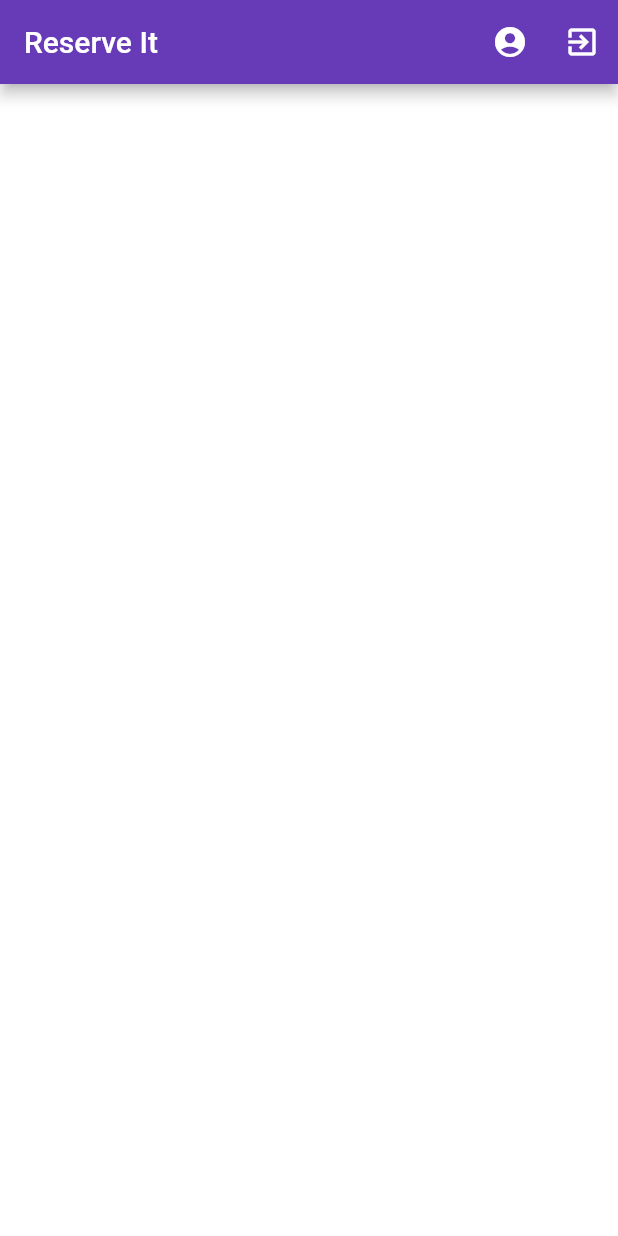
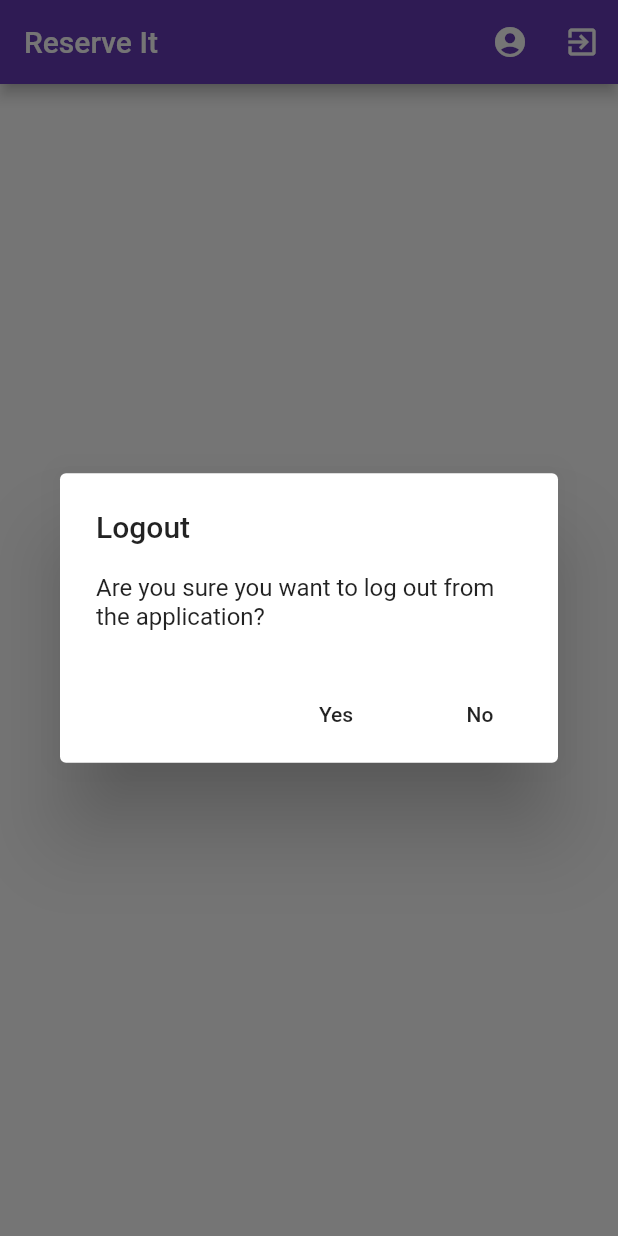
Before and after one commit to sonyaparau/Bachelor-Reserve-It, a Flutter app: the screen it shows once a user with an empty profile is signed in, after a tap on the "exit to app" icon, on a phone screen of 412 x 824 dp. Run offline on Flutter 3.47's test engine with Material 2 defaults, Android fonts, the phone set to English and light mode, and no system bars; our stand-ins replace firebase_auth, google_sign_in; missing offline and left inert: flutter_facebook_login; accounts and stored records are empty.

Commit message:
Logout dialog

```diff
--- a/lib/screens/dashboard.dart
+++ b/lib/screens/dashboard.dart
@@ -11,21 +11,57 @@ class _DashboardPageState extends State<DashboardPage> {
   @override
   Widget build(BuildContext context) {
     return Scaffold(
-      appBar:
-          AppBar(title: Text('Reserve It'), backgroundColor: Colors.deepPurple, actions: <Widget>[
+      appBar: AppBar(
+        title: Text('Reserve It'),
+        backgroundColor: Colors.deepPurple,
+        actions: <Widget>[
           IconButton(
             icon: Icon(Icons.account_circle),
-              onPressed: () {
-              },
+            onPressed: () {},
           ),
           IconButton(
             icon: Icon(Icons.exit_to_app),
             onPressed: () {
-                AuthService().signOut();
+              _logoutDialog();
             },
           )
-          ],),
+        ],
+      ),
       backgroundColor: Colors.white,
     );
   }
+
+  /*
+  * Popup Dialog showed when a user presses
+  * the button 'Logout'. The user has the option
+  * to confirm the logout or to cancel it.
+  * */
+  void _logoutDialog() {
+    showDialog(
+      context: context,
+      builder: (BuildContext context) {
+        // return object of type Dialog
+        return AlertDialog(
+          title: new Text("Logout"),
+          content: new Text(
+              "Are you sure you want to log out from the application?"),
+          actions: <Widget>[
+            new FlatButton(
+              child: new Text("Yes"),
+              onPressed: () {
+                Navigator.of(context).pop();
+                AuthService().signOut();
+              },
+            ),
+            new FlatButton(
+              child: new Text("No"),
+              onPressed: () {
+                Navigator.of(context).pop();
+              },
+            )
+          ],
+        );
+      },
+    );
   }
+}
```
Lines whose indentation alone changed are shown as unchanged.
